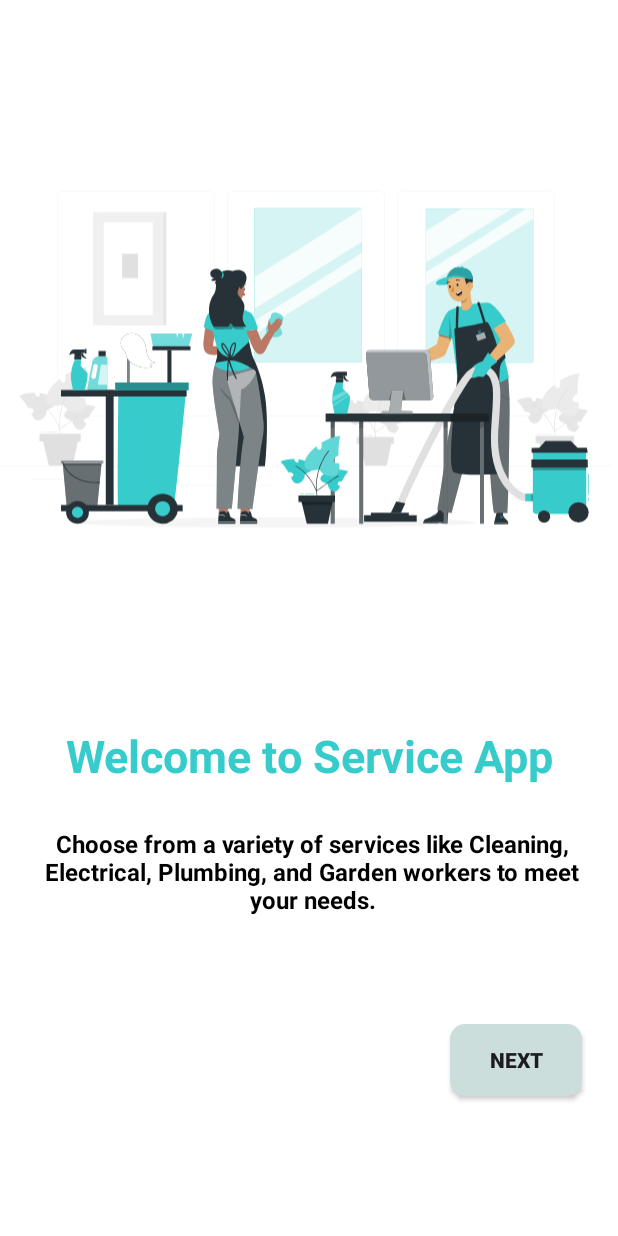
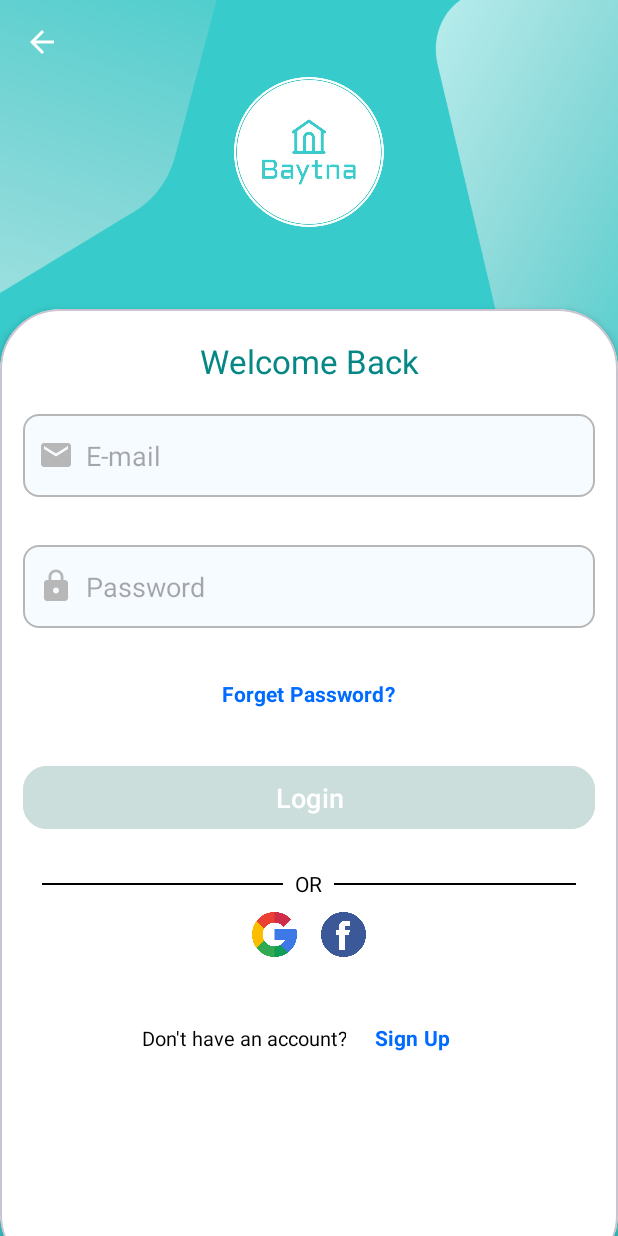
Before and after one commit to DaliaKarem/Baytna, an Android app: the screen it shows after launch (onBoardingScreen before the commit, Login after it), on a phone screen of 412 x 824 dp. Run offline under Robolectric (Android 15) with nearby library versions, the phone set to English and light mode, and no system bars.

Commit message:
Login & SignUp design done

```diff
--- /dev/null
+++ b/app/src/main/java/com/example/baytna/Activity/Login.kt
@@ -0,0 +1,22 @@
+package com.example.baytna.Activity
+
+import android.content.Intent
+import android.os.Bundle
+import android.widget.Button
+import androidx.appcompat.app.AppCompatActivity
+import com.example.baytna.R
+
+class Login : AppCompatActivity() {
+
+    lateinit var signup_btn: Button
+
+    override fun onCreate(savedInstanceState: Bundle?) {
+        super.onCreate(savedInstanceState)
+        setContentView(R.layout.activity_login)
+        signup_btn = findViewById(R.id.Signup_btn_id)
+        signup_btn.setOnClickListener{
+            var intent1 : Intent = Intent(this, SignUp::class.java)
+            startActivity(intent1)
+        }
+    }
+}
--- /dev/null
+++ b/app/src/main/res/drawable/arrow_back_white.xml
@@ -0,0 +1,5 @@
+<vector xmlns:android="http://schemas.android.com/apk/res/android" android:autoMirrored="true" android:height="24dp" android:tint="#FFFFFF" android:viewportHeight="24" android:viewportWidth="24" android:width="24dp">
+
+    <path android:fillColor="@android:color/white" android:pathData="M20,11H7.83l5.59,-5.59L12,4l-8,8 8,8 1.41,-1.41L7.83,13H20v-2z"/>
+
+</vector>
--- /dev/null
+++ b/app/src/main/res/drawable/edit_txt_shape.xml
@@ -0,0 +1,9 @@
+<?xml version="1.0" encoding="utf-8"?>
+<shape xmlns:android="http://schemas.android.com/apk/res/android"
+    android:shape="rectangle">
+
+    <solid   android:color="@color/light_cyan"/>
+    <corners android:radius="10dp"/>
+    <stroke  android:width="1.5dp"
+             android:color="@color/gray"/>
+</shape>
--- /dev/null
+++ b/app/src/main/res/drawable/email.xml
@@ -0,0 +1,5 @@
+<vector xmlns:android="http://schemas.android.com/apk/res/android" android:height="24dp" android:tint="#B7B7B7" android:viewportHeight="24" android:viewportWidth="24" android:width="24dp">
+
+    <path android:fillColor="@android:color/white" android:pathData="M20,4L4,4c-1.1,0 -1.99,0.9 -1.99,2L2,18c0,1.1 0.9,2 2,2h16c1.1,0 2,-0.9 2,-2L22,6c0,-1.1 -0.9,-2 -2,-2zM20,8l-8,5 -8,-5L4,6l8,5 8,-5v2z"/>
+
+</vector>
--- /dev/null
+++ b/app/src/main/res/drawable/lock.xml
@@ -0,0 +1,5 @@
+<vector xmlns:android="http://schemas.android.com/apk/res/android" android:height="24dp" android:tint="#B7B7B7" android:viewportHeight="24" android:viewportWidth="24" android:width="24dp">
+
+    <path android:fillColor="@android:color/white" android:pathData="M18,8h-1L17,6c0,-2.76 -2.24,-5 -5,-5S7,3.24 7,6v2L6,8c-1.1,0 -2,0.9 -2,2v10c0,1.1 0.9,2 2,2h12c1.1,0 2,-0.9 2,-2L20,10c0,-1.1 -0.9,-2 -2,-2zM12,17c-1.1,0 -2,-0.9 -2,-2s0.9,-2 2,-2 2,0.9 2,2 -0.9,2 -2,2zM15.1,8L8.9,8L8.9,6c0,-1.71 1.39,-3.1 3.1,-3.1 1.71,0 3.1,1.39 3.1,3.1v2z"/>
+
+</vector>
--- /dev/null
+++ b/app/src/main/res/drawable/mob.xml
@@ -0,0 +1,5 @@
+<vector xmlns:android="http://schemas.android.com/apk/res/android" android:height="24dp" android:tint="#B7B7B7" android:viewportHeight="24" android:viewportWidth="24" android:width="24dp">
+
+    <path android:fillColor="@android:color/white" android:pathData="M16,1L8,1C6.34,1 5,2.34 5,4v16c0,1.66 1.34,3 3,3h8c1.66,0 3,-1.34 3,-3L19,4c0,-1.66 -1.34,-3 -3,-3zM14,21h-4v-1h4v1zM17.25,18L6.75,18L6.75,4h10.5v14z"/>
+
+</vector>
--- /dev/null
+++ b/app/src/main/res/drawable/name.xml
@@ -0,0 +1,5 @@
+<vector xmlns:android="http://schemas.android.com/apk/res/android" android:height="24dp" android:tint="#B7B7B7" android:viewportHeight="24" android:viewportWidth="24" android:width="24dp">
+
+    <path android:fillColor="@android:color/white" android:pathData="M12,12c2.21,0 4,-1.79 4,-4s-1.79,-4 -4,-4 -4,1.79 -4,4 1.79,4 4,4zM12,14c-2.67,0 -8,1.34 -8,4v2h16v-2c0,-2.66 -5.33,-4 -8,-4z"/>
+
+</vector>
--- /dev/null
+++ b/app/src/main/res/drawable/pass.xml
@@ -0,0 +1,5 @@
+<vector xmlns:android="http://schemas.android.com/apk/res/android" android:height="24dp" android:tint="#B7B7B7" android:viewportHeight="24" android:viewportWidth="24" android:width="24dp">
+
+    <path android:fillColor="@android:color/white" android:pathData="M2,17h20v2H2V17zM3.15,12.95L4,11.47l0.85,1.48l1.3,-0.75L5.3,10.72H7v-1.5H5.3l0.85,-1.47L4.85,7L4,8.47L3.15,7l-1.3,0.75L2.7,9.22H1v1.5h1.7L1.85,12.2L3.15,12.95zM9.85,12.2l1.3,0.75L12,11.47l0.85,1.48l1.3,-0.75l-0.85,-1.48H15v-1.5h-1.7l0.85,-1.47L12.85,7L12,8.47L11.15,7l-1.3,0.75l0.85,1.47H9v1.5h1.7L9.85,12.2zM23,9.22h-1.7l0.85,-1.47L20.85,7L20,8.47L19.15,7l-1.3,0.75l0.85,1.47H17v1.5h1.7l-0.85,1.48l1.3,0.75L20,11.47l0.85,1.48l1.3,-0.75l-0.85,-1.48H23V9.22z"/>
+
+</vector>
--- /dev/null
+++ b/app/src/main/res/layout/activity_login.xml
@@ -0,0 +1,266 @@
+<?xml version="1.0" encoding="utf-8"?>
+<androidx.constraintlayout.widget.ConstraintLayout xmlns:android="http://schemas.android.com/apk/res/android"
+    xmlns:app="http://schemas.android.com/apk/res-auto"
+    xmlns:tools="http://schemas.android.com/tools"
+    android:id="@+id/main"
+    android:layout_width="match_parent"
+    android:layout_height="match_parent"
+    android:background="@drawable/backgroud"
+    tools:context=".Activity.Login">
+
+    <androidx.constraintlayout.widget.Guideline
+        android:id="@+id/guideline"
+        android:layout_width="wrap_content"
+        android:layout_height="wrap_content"
+        android:orientation="horizontal"
+        app:layout_constraintGuide_percent=".25" />
+
+    <ImageView
+        android:layout_width="200dp"
+        android:layout_height="200dp"
+        android:layout_marginStart="12dp"
+        android:layout_marginEnd="12dp"
+        android:src="@drawable/baytna_logo"
+        tools:layout_editor_absoluteY="3dp"
+        app:layout_constraintTop_toTopOf="parent"
+        app:layout_constraintBottom_toTopOf="@id/guideline"
+        app:layout_constraintStart_toStartOf="parent"
+        app:layout_constraintEnd_toEndOf="parent"
+        app:layout_constraintVertical_bias="0.2" />
+
+    <com.google.android.material.card.MaterialCardView
+        android:id="@+id/cardView"
+        android:layout_width="match_parent"
+        android:layout_height="0dp"
+        app:cardCornerRadius="40dp"
+        android:layout_marginBottom="-26dp"
+        app:cardBackgroundColor="@color/white"
+        app:cardElevation="4dp"
+        app:layout_constraintBottom_toBottomOf="parent"
+        app:layout_constraintTop_toTopOf="@+id/guideline">
+        <ScrollView
+            android:layout_width="match_parent"
+            android:layout_height="match_parent">
+            <androidx.constraintlayout.widget.ConstraintLayout
+                android:layout_width="match_parent"
+                android:layout_height="match_parent">
+
+                <TextView
+                    android:layout_width="match_parent"
+                    android:layout_height="wrap_content"
+                    android:text="Welcome Back"
+                    android:textColor="@color/dark_Cyan"
+                    android:gravity="center"
+                    android:textSize="22sp"
+                    android:layout_marginTop="20dp"
+                    app:layout_constraintEnd_toEndOf="parent"
+                    app:layout_constraintStart_toStartOf="parent"
+                    app:layout_constraintTop_toTopOf="parent"
+                    />
+
+                <EditText
+                    android:id="@+id/Email_edt_id"
+                    android:layout_width="match_parent"
+                    android:layout_height="55dp"
+                    style="@style/Edit_txt_style"
+                    android:layout_marginTop="70dp"
+                    android:background="@drawable/edit_txt_shape"
+                    android:drawableLeft="@drawable/email"
+                    android:drawablePadding="8dp"
+                    android:hint="@string/emailHint"
+                    android:inputType="textEmailAddress"
+                    app:layout_constraintEnd_toEndOf="parent"
+                    app:layout_constraintStart_toStartOf="parent"
+                    app:layout_constraintTop_toTopOf="parent" />
+
+
+
+                <EditText
+
+                    android:id="@+id/Pass_edt_id"
+                    android:layout_width="match_parent"
+                    android:layout_height="55dp"
+                    style="@style/Edit_txt_style"
+                    android:layout_marginTop="32dp"
+                    android:background="@drawable/edit_txt_shape"
+                    android:drawableLeft="@drawable/lock"
+                    android:drawablePadding="8dp"
+                    android:hint="@string/passHint"
+                    android:inputType="textPassword"
+                    app:layout_constraintEnd_toEndOf="parent"
+                    app:layout_constraintStart_toStartOf="parent"
+                    app:layout_constraintTop_toBottomOf="@+id/Email_edt_id" />
+
+
+                <com.google.android.material.button.MaterialButton
+                    android:id="@+id/forget_btn_id"
+                    android:layout_width="wrap_content"
+                    android:layout_height="wrap_content"
+                    android:layout_marginTop="20dp"
+                    android:backgroundTint="@color/white"
+                    android:fontFamily="sans-serif"
+                    android:minWidth="0dp"
+                    android:padding="0dp"
+                    android:text="@string/forgetPass"
+                    android:textAllCaps="false"
+                    android:textColor="@color/light_blue"
+                    android:textSize="14sp"
+                    android:textStyle="bold"
+                    app:layout_constraintEnd_toEndOf="parent"
+                    app:layout_constraintHorizontal_bias="0.498"
+                    app:layout_constraintStart_toStartOf="parent"
+                    app:layout_constraintTop_toBottomOf="@+id/Pass_edt_id" />
+
+                <com.google.android.material.button.MaterialButton
+                    android:id="@+id/login_btn_id"
+                    android:layout_width="0dp"
+                    android:layout_height="50dp"
+                    android:layout_marginStart="15dp"
+                    android:layout_marginTop="20dp"
+                    android:layout_marginEnd="15dp"
+                    android:backgroundTint="@color/light_grey"
+                    android:text="@string/loginbtn"
+                    android:textSize="18sp"
+                    app:cornerRadius="16dp"
+                    app:layout_constraintBottom_toTopOf="@+id/linearLayout"
+                    app:layout_constraintEnd_toEndOf="parent"
+                    app:layout_constraintHorizontal_bias="1.0"
+                    app:layout_constraintStart_toStartOf="parent"
+                    app:layout_constraintTop_toBottomOf="@+id/forget_btn_id" />
+
+                <LinearLayout
+                    android:id="@+id/linearLayout"
+                    android:layout_width="match_parent"
+                    android:layout_height="wrap_content"
+                    android:layout_marginStart="12dp"
+                    android:layout_marginEnd="12dp"
+                    android:layout_marginBottom="12dp"
+                    android:gravity="center_horizontal"
+                    android:orientation="vertical"
+                    android:padding="16dp"
+                    app:layout_constraintBottom_toTopOf="@+id/Linear"
+                    app:layout_constraintEnd_toEndOf="parent"
+                    app:layout_constraintHorizontal_bias="1.0"
+                    app:layout_constraintStart_toStartOf="parent">
+
+
+                    <LinearLayout
+                        android:layout_width="match_parent"
+                        android:layout_height="wrap_content"
+                        android:gravity="center_vertical"
+                        android:orientation="horizontal">
+
+
+                        <View
+                            android:layout_width="0dp"
+                            android:layout_height="1dp"
+                            android:layout_marginTop="16dp"
+                            android:layout_marginBottom="16dp"
+                            android:layout_weight="1"
+                            android:background="@android:color/black" />
+
+
+                        <TextView
+                            android:layout_width="wrap_content"
+                            android:layout_height="wrap_content"
+                            android:layout_marginStart="8dp"
+                            android:layout_marginEnd="8dp"
+                            android:fontFamily="sans-serif"
+                            android:text="OR"
+
+                            android:textColor="@android:color/black"
+                            android:textSize="14sp" />
+
+
+                        <View
+                            android:layout_width="0dp"
+                            android:layout_height="1dp"
+                            android:layout_marginTop="16dp"
+                            android:layout_marginBottom="16dp"
+                            android:layout_weight="1"
+                            android:background="@android:color/black" />
+                    </LinearLayout>
+
+                    <LinearLayout
+                        android:layout_width="366dp"
+                        android:layout_height="34dp"
+                        android:layout_marginStart="12dp"
+                        android:layout_marginEnd="12dp"
+                        android:gravity="center"
+                        android:orientation="horizontal"
+                        app:layout_constraintEnd_toEndOf="parent"
+                        app:layout_constraintHorizontal_bias="0.476"
+                        app:layout_constraintStart_toStartOf="parent"
+                        tools:layout_editor_absoluteY="441dp">
+
+                        <ImageView
+                            android:layout_width="30dp"
+                            android:layout_height="wrap_content"
+                            android:layout_marginEnd="8dp"
+                            android:src="@drawable/google_icon" />
+
+                        <ImageView
+                            android:layout_width="30dp"
+                            android:layout_height="wrap_content"
+                            android:layout_marginStart="8dp"
+                            android:src="@drawable/facebook" />
+
+                    </LinearLayout>
+                </LinearLayout>
+
+                <LinearLayout
+                    android:id="@+id/Linear"
+                    android:layout_width="wrap_content"
+                    android:layout_height="wrap_content"
+                    android:layout_marginBottom="40dp"
+                    android:gravity="center"
+                    android:orientation="horizontal"
+                    app:layout_constraintBottom_toBottomOf="parent"
+                    app:layout_constraintEnd_toEndOf="parent"
+                    app:layout_constraintStart_toStartOf="parent">
+
+
+                    <TextView
+                        android:id="@+id/Donthave_txt_id"
+                        android:layout_width="0dp"
+                        android:layout_height="wrap_content"
+                        android:layout_marginEnd="0dp"
+                        android:layout_weight="1"
+                        android:gravity="end"
+                        android:text="Don't have an account?"
+                        android:textColor="@android:color/black"
+                        android:textSize="13sp" />
+
+                    <com.google.android.material.button.MaterialButton
+                        android:id="@+id/Signup_btn_id"
+                        android:layout_width="wrap_content"
+                        android:layout_height="wrap_content"
+                        android:layout_marginStart="0dp"
+                        android:backgroundTint="@android:color/white"
+                        android:fontFamily="sans-serif"
+                        android:padding="0dp"
+                        android:text="Sign Up"
+                        android:textAllCaps="false"
+                        android:textColor="@color/light_blue"
+                        android:textSize="14sp"
+                        android:textStyle="bold" />
+                </LinearLayout>
+
+            </androidx.constraintlayout.widget.ConstraintLayout>
+        </ScrollView>
+
+
+    </com.google.android.material.card.MaterialCardView>
+
+    <ImageView
+        android:id="@+id/imageView2"
+        android:layout_width="wrap_content"
+        android:layout_height="wrap_content"
+        android:layout_marginStart="16dp"
+        android:layout_marginTop="16dp"
+        app:layout_constraintStart_toStartOf="parent"
+        app:layout_constraintTop_toTopOf="parent"
+        app:srcCompat="@drawable/arrow_back_white" />
+
+
+</androidx.constraintlayout.widget.ConstraintLayout>
--- a/app/src/main/res/values/colors.xml
+++ b/app/src/main/res/values/colors.xml
@@ -7,4 +7,8 @@
     <color name="app_default">#38CBCB</color>
     <color name="app_default_night">#060E1E</color>
     <color name="light_grey">#CCDEDC</color>
+    <color name="light_cyan">#f6fbff</color>
+    <color name="gray">#B7B7B7</color>
+    <color name ="light_blue">#006BFF</color>
+
 </resources>
--- a/app/src/main/res/values/strings.xml
+++ b/app/src/main/res/values/strings.xml
@@ -10,4 +10,18 @@
         <item>You can Book a worker at any time. Select the day and how many times you want this service.</item>
         <item>You have the option to pay using credit or cash as you like.</item>
     </string-array>
+
+
+    <string name="emailHint">E-mail</string>
+    <string name="passHint">Password</string>
+    <string name="forgetPass">Forget Password?</string>
+    <string name="loginbtn">Login</string>
+    <string name="fnameHint">First name</string>
+    <string name="lnameHint">Last name</string>
+    <string name="signemail">E-mail</string>
+    <string name="confirmpass">Confirm password</string>
+    <string name="mobHint">Mobile</string>
+    <string name="signUp">Sign Up</string>
+    <string name="profile_image">profile image</string>
+    <string name="bkLoginbtnDesc_id">back to login description</string>
 </resources>
--- a/app/src/main/res/values/themes.xml
+++ b/app/src/main/res/values/themes.xml
@@ -5,5 +5,26 @@
         <!-- <item name="colorPrimary">@color/my_light_primary</item> -->
     </style>
 
+    <style name="Edit_txt_style">
+
+        <item name="android:layout_marginStart">15dp</item>
+        <item name="android:layout_marginEnd">15dp</item>
+        <item name = "android:padding">10dp</item>
+        <item name="android:ems">10</item>
+        <item name="android:minHeight">148dp</item>
+
+    </style>
+
+    <style name="Edit_txt_style_signup">
+
+        <item name="android:layout_marginStart">15dp</item>
+        <item name="android:layout_marginEnd">15dp</item>
+        <item name = "android:padding">10dp</item>
+        <item name="android:ems">10</item>
+        <item name="android:minHeight">100dp</item>
+
+
+    </style>
+
     <style name="Theme.Baytna" parent="Base.Theme.Baytna" />
 </resources>
```
Also changed, not shown: app/src/main/AndroidManifest.xml (+14 -4 lines), app/src/main/java/com/example/baytna/Activity/SignUp.kt (added, +26 -0 lines), app/src/main/res/layout/activity_sign_up.xml (added, +192 -0 lines), app/src/main/res/drawable/backgroud.png (added), app/src/main/res/drawable/background2.png (added), app/src/main/res/drawable/baytna_logo.png (added), app/src/main/res/drawable/facebook.png (added), app/src/main/res/drawable/google_icon.png (added).
